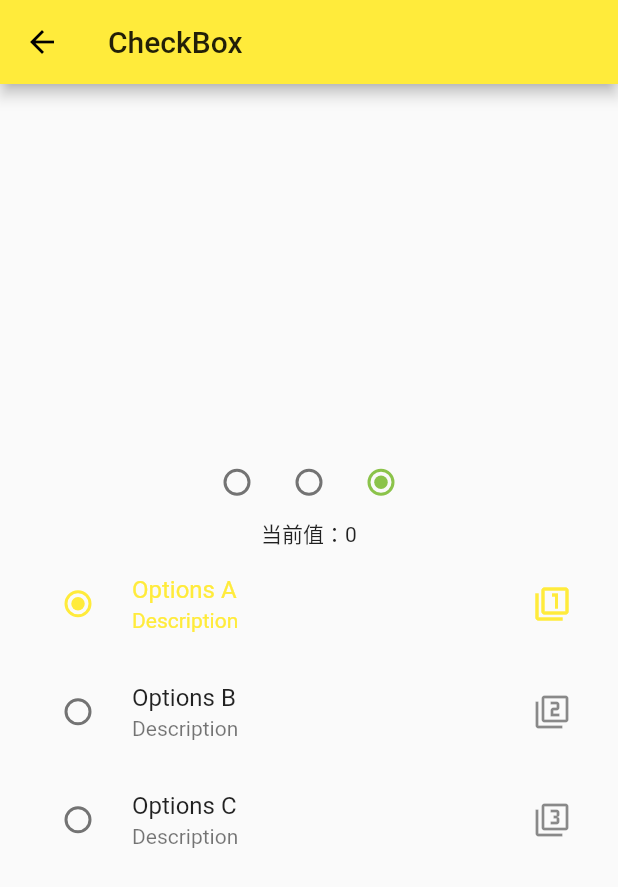
After one commit to mrerhuo/learn_flutter_app, a Flutter app: the RadioDemo screen opened directly, on a phone screen of 412 x 824 dp. The commit adds this screen. Shown: the top 887 px of the screen. Run offline on Flutter 3.47's test engine with Material 2 defaults, Android fonts, the phone set to English and light mode, and no system bars.

Commit message:
提交最新学习结果

```diff
--- /dev/null
+++ b/lib/chapter9/RadioDemo.dart
@@ -0,0 +1,79 @@
+import 'package:flutter/material.dart';
+
+class RadioDemo extends StatefulWidget {
+  RadioDemo({Key key}) : super(key: key);
+
+  @override
+  _RadioDemoState createState() => _RadioDemoState();
+}
+
+class _RadioDemoState extends State<RadioDemo> {
+  int _rvalue = 0;
+  _handRadioValues(int value) {
+    setState(() {
+      _rvalue = value;
+      debugPrint('当前值：$_rvalue');
+    });
+  }
+
+  int _rvalue2 = 0;
+  _handRadioValues2(int value) {
+    setState(() {
+      _rvalue2 = value;
+      debugPrint('当前值：$_rvalue2');
+    });
+  }
+
+  @override
+  Widget build(BuildContext context) {
+    return Scaffold(
+      appBar: AppBar(
+        title: Text('CheckBox'),
+      ),
+      body: Container(
+        padding: EdgeInsets.all(16),
+        child: Column(
+          mainAxisAlignment: MainAxisAlignment.center,
+          children: <Widget>[
+            Row(
+              mainAxisAlignment: MainAxisAlignment.center,
+              children: <Widget>[
+                Radio(onChanged: _handRadioValues, value: 2, groupValue: _rvalue, activeColor: Colors.yellow),
+                Radio(onChanged: _handRadioValues, value: 1, groupValue: _rvalue, activeColor: Colors.black26),
+                Radio(onChanged: _handRadioValues, value: 0, groupValue: _rvalue, activeColor: Colors.lightGreen),
+              ],
+            ),
+            Text('当前值：$_rvalue2'),
+            RadioListTile(
+              value: 0,
+              groupValue: _rvalue2,
+              onChanged: _handRadioValues2,
+              title: Text('Options A'),
+              subtitle: Text('Description'),
+              secondary: Icon(Icons.filter_1),
+              selected: _rvalue2==0,
+            ),
+            RadioListTile(
+              value: 1,
+              groupValue: _rvalue2,
+              onChanged: _handRadioValues2,
+              title: Text('Options B'),
+              subtitle: Text('Description'),
+              secondary: Icon(Icons.filter_2),
+              selected: _rvalue2==1,
+            ),
+            RadioListTile(
+              value: 2,
+              groupValue: _rvalue2,
+              onChanged: _handRadioValues2,
+              title: Text('Options C'),
+              subtitle: Text('Description'),
+              secondary: Icon(Icons.filter_3),//设置图标
+              selected: _rvalue2==2,//控制图标选中状态
+            )
+          ],
+        ),
+      ),
+    );
+  }
+}
--- a/lib/index.dart
+++ b/lib/index.dart
@@ -108,7 +108,7 @@ class ChapterList extends StatelessWidget {
             }),
         ListTile(
             leading: Icon(Icons.list),
-            title: Text('第九课 Button实例'),
+            title: Text('第九课 常用Widget实例'),
             trailing: Icon(Icons.keyboard_arrow_right),
             onTap: () {
               Navigator.of(context).push(
--- a/pubspec.yaml
+++ b/pubspec.yaml
@@ -19,6 +19,7 @@ environment:
 dependencies:
   flutter:
     sdk: flutter
+  intl: 0.16.1
 
   # The following adds the Cupertino Icons font to your application.
   # Use with the CupertinoIcons class for iOS style icons.
```
Also changed, not shown: lib/chapter9/CheckBoxDemo.dart (added, +63 -0 lines), lib/chapter9/DatePickerDemo.dart (added, +80 -0 lines), lib/chapter9/DemoList.dart (+11 -1 lines), lib/chapter9/SliderDemo.dart (added, +49 -0 lines), lib/chapter9/SwitchDemo.dart (added, +65 -0 lines), pubspec.lock.
